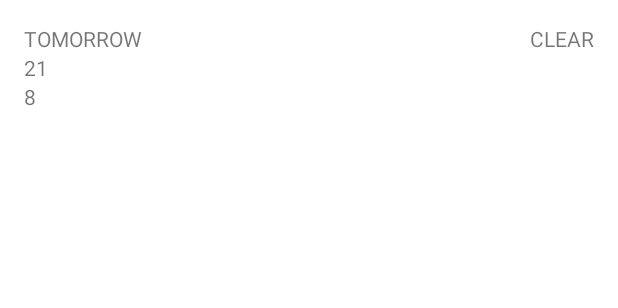
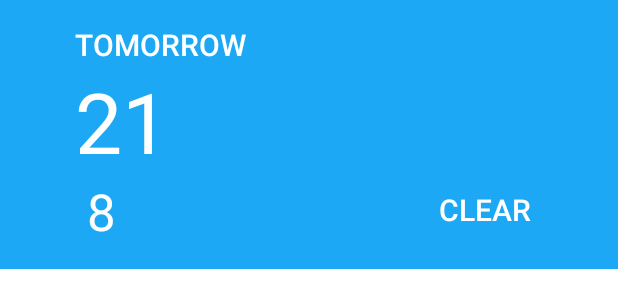
Before and after one commit to RaghavKirpekar/sunshine, an Android app: the layout list_item_forecast_today.xml on its own in the app's theme, with its tools: preview values and no code run, on a phone screen of 412 x 824 dp. Shown: the top 308 px of the screen. Run offline under Robolectric (Android 15) with nearby library versions, the phone set to English and light mode, and no system bars.

Commit message:
today list item

```diff
--- a/app/src/main/java/com/malmstein/example/sunshine/ForecastFragment.java
+++ b/app/src/main/java/com/malmstein/example/sunshine/ForecastFragment.java
@@ -23,9 +23,6 @@ import java.util.Date;
 
 import static com.malmstein.example.sunshine.data.WeatherContract.*;
 
-/**
- * Encapsulates fetching the forecast and displaying it as a {@link ListView} layout.
- */
 public class ForecastFragment extends Fragment implements LoaderCallbacks<Cursor> {
 
     private ForecastAdapter mForecastAdapter;
@@ -63,7 +60,7 @@ public class ForecastFragment extends Fragment implements LoaderCallbacks<Cursor
     @Override
     public View onCreateView(LayoutInflater inflater, ViewGroup container, Bundle savedInstanceState) {
 
-        View rootView = inflater.inflate(R.layout.fragment_main, container, false);
+        View rootView = inflater.inflate(R.layout.fragment_forecast, container, false);
 
         mForecastAdapter = new ForecastAdapter(getActivity(), null, 0);
         mListView = (ListView) rootView.findViewById(R.id.listview_forecast);
--- /dev/null
+++ b/app/src/main/res/drawable/today_touch_selector.xml
@@ -0,0 +1,11 @@
+<?xml version="1.0" encoding="utf-8"?>
+
+<selector xmlns:android="http://schemas.android.com/apk/res/android">
+  <item android:state_pressed="true" android:drawable="@color/primary_dark" />
+
+  <item android:state_activated="true" android:drawable="@color/primary_dark" />
+
+  <item android:state_selected="true" android:drawable="@color/primary_dark" />
+
+  <item android:drawable="@color/primary" />
+</selector>
--- a/app/src/main/res/layout/fragment_main.xml
+++ b/app/src/main/res/layout/fragment_forecast.xml
@@ -2,10 +2,6 @@
   xmlns:tools="http://schemas.android.com/tools"
   android:layout_width="match_parent"
   android:layout_height="match_parent"
-  android:paddingLeft="@dimen/activity_horizontal_margin"
-  android:paddingRight="@dimen/activity_horizontal_margin"
-  android:paddingTop="@dimen/activity_vertical_margin"
-  android:paddingBottom="@dimen/activity_vertical_margin"
   tools:context=".MainActivity$PlaceholderFragment">
 
   <ListView
--- a/app/src/main/res/layout/list_item_forecast_today.xml
+++ b/app/src/main/res/layout/list_item_forecast_today.xml
@@ -5,50 +5,65 @@
   android:layout_height="wrap_content"
   android:gravity="center_vertical"
   android:minHeight="?android:attr/listPreferredItemHeight"
-  android:padding="16dp">
+  android:background="@drawable/today_touch_selector">
 
   <LinearLayout
+    android:layout_height="wrap_content"
     android:layout_width="0dp"
-    android:layout_height="match_parent"
-    android:layout_weight="1"
+    android:layout_weight="7"
+    android:layout_marginTop="16dp"
+    android:layout_marginBottom="16dp"
+    android:layout_marginLeft="50dp"
     android:orientation="vertical">
 
     <TextView
       android:id="@+id/weather_date"
       android:layout_width="match_parent"
       android:layout_height="wrap_content"
+      android:textAppearance="@android:style/TextAppearance.Material.Title"
+      android:textColor="@color/white"
       android:text="TOMORROW" />
 
     <TextView
       android:id="@+id/weather_high_temp"
       android:layout_width="wrap_content"
       android:layout_height="wrap_content"
+      android:textAppearance="@android:style/TextAppearance.Material.Display3"
+      android:textColor="@color/white"
       android:text="21" />
 
     <TextView
       android:id="@+id/weather_low_temp"
       android:layout_width="wrap_content"
       android:layout_height="wrap_content"
+      android:textAppearance="@android:style/TextAppearance.Material.Display1"
+      android:textColor="@color/white"
+      android:layout_marginLeft="8dp"
       android:text="8" />
 
   </LinearLayout>
 
   <LinearLayout
+    android:layout_height="wrap_content"
     android:layout_width="0dp"
-    android:layout_height="match_parent"
-    android:layout_weight="1"
+    android:layout_weight="5"
+    android:layout_marginRight="16dp"
     android:orientation="vertical"
-    android:gravity="right"   >
+    android:gravity="center_horizontal|bottom">
 
     <ImageView
       android:id="@+id/weather_image"
-      android:layout_width="wrap_content"
-      android:layout_height="wrap_content" />
+      android:layout_width="@dimen/today_image_width"
+      android:layout_height="@dimen/today_image_height"
+      android:layout_gravity="center_horizontal"/>
 
     <TextView
       android:id="@+id/weather_forecast"
-      android:layout_width="wrap_content"
+      android:layout_width="match_parent"
       android:layout_height="wrap_content"
+      android:textAppearance="@android:style/TextAppearance.Material.Title"
+      android:textColor="@color/white"
+      android:gravity="center_horizontal"
       android:text="CLEAR" />
 
   </LinearLayout>
--- a/app/src/main/res/values/dimens.xml
+++ b/app/src/main/res/values/dimens.xml
@@ -1,9 +1,12 @@
 <?xml version="1.0" encoding="utf-8"?>
 <resources>
 
-    <!-- Default screen margins, per the Android Design guidelines. -->
-    <dimen name="activity_horizontal_margin">16dp</dimen>
-    <dimen name="activity_vertical_margin">16dp</dimen>
-    <dimen name="navigation_drawer_width">240dp</dimen>
+  <!-- Default screen margins, per the Android Design guidelines. -->
+  <dimen name="activity_horizontal_margin">16dp</dimen>
+  <dimen name="activity_vertical_margin">16dp</dimen>
+  <dimen name="navigation_drawer_width">240dp</dimen>
+
+  <dimen name="today_image_width">100dp</dimen>
+  <dimen name="today_image_height">100dp</dimen>
 
 </resources>
--- a/app/src/main/res/values/themes.xml
+++ b/app/src/main/res/values/themes.xml
@@ -10,6 +10,7 @@
 
   <style name="Sunshine.Actionbar" parent="Widget.AppCompat.Toolbar">
     <item name="theme">@style/ThemeOverlay.AppCompat.Dark.ActionBar</item>
+    <item name="android:elevation">2dp</item>
     <item name="popupTheme">@style/ThemeOverlay.AppCompat.Light</item>
   </style>
 
```
